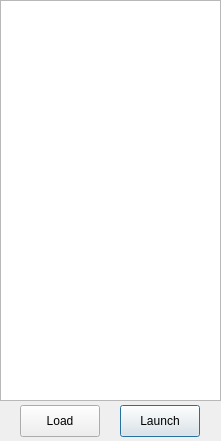
This is src/historylist.ui in Pedro-Beirao/dsda-launcher as Qt 5 draws it before an edit. The edited form follows.
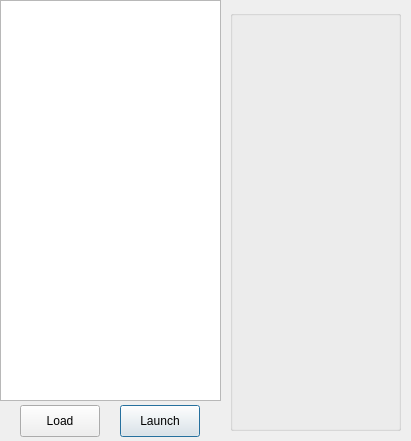
This is the edited form.

```diff
--- a/src/historylist.ui
+++ b/src/historylist.ui
@@ -6,22 +6,10 @@
    <rect>
     <x>0</x>
     <y>0</y>
-    <width>221</width>
+    <width>411</width>
     <height>441</height>
    </rect>
   </property>
-  <property name="minimumSize">
-   <size>
-    <width>221</width>
-    <height>441</height>
-   </size>
-  </property>
-  <property name="maximumSize">
-   <size>
-    <width>221</width>
-    <height>441</height>
-   </size>
-  </property>
   <property name="windowTitle">
    <string>History</string>
   </property>
@@ -79,6 +67,32 @@
     <bool>true</bool>
    </property>
   </widget>
+  <widget class="QGroupBox" name="groupBox">
+   <property name="geometry">
+    <rect>
+     <x>230</x>
+     <y>10</y>
+     <width>171</width>
+     <height>421</height>
+    </rect>
+   </property>
+   <property name="title">
+    <string/>
+   </property>
+   <widget class="QLabel" name="timestamp_label">
+    <property name="geometry">
+     <rect>
+      <x>10</x>
+      <y>390</y>
+      <width>151</width>
+      <height>16</height>
+     </rect>
+    </property>
+    <property name="text">
+     <string/>
+    </property>
+   </widget>
+  </widget>
  </widget>
  <resources/>
  <connections/>
```
